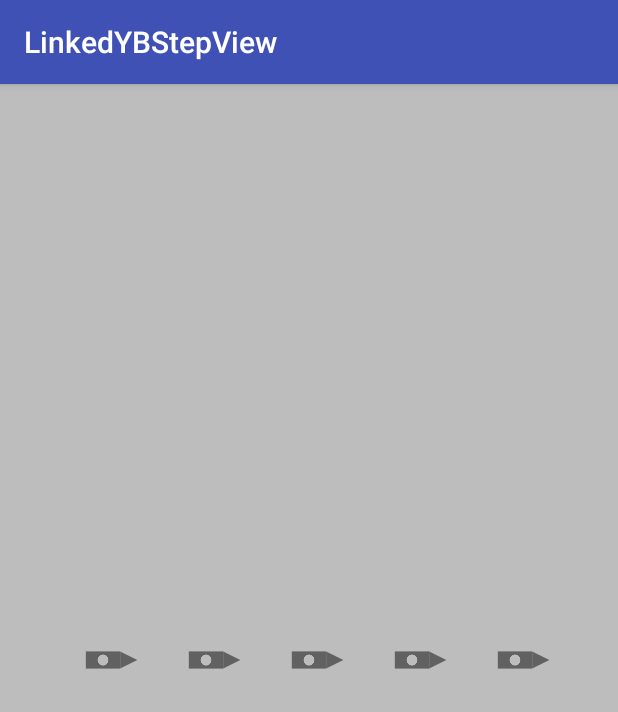
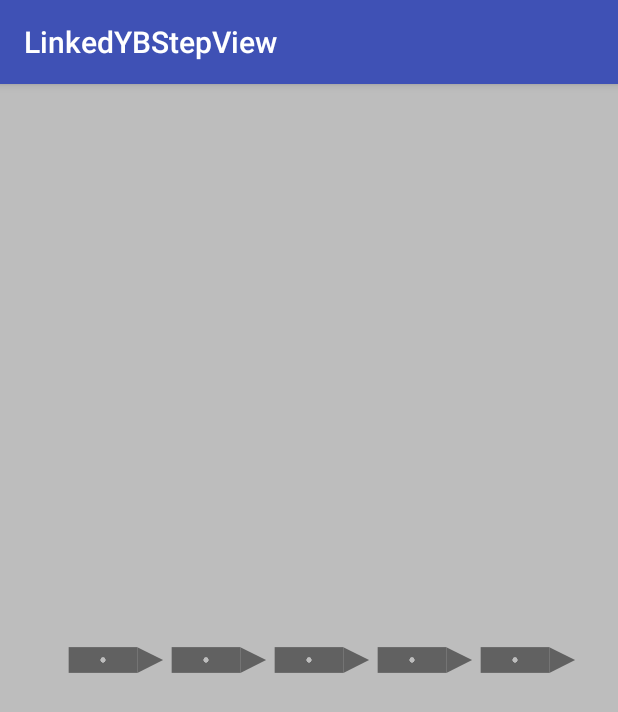
Before and after one commit to Anwesh43/LinkedYBStepView, an Android app: the screen it shows after launch (MainActivity), on a phone screen of 412 x 824 dp. Shown: the top 712 px of the screen. Run offline under Robolectric (Android 15) with nearby library versions, the phone set to English and light mode, and no system bars.

Commit message:
adding fixes

```diff
--- a/ybstepview/src/main/java/com/anwesh/uiprojects/ybstepview/YBStepView.kt
+++ b/ybstepview/src/main/java/com/anwesh/uiprojects/ybstepview/YBStepView.kt
@@ -17,10 +17,10 @@ import android.util.Log
 
 val nodes : Int = 5
 val lines : Int = 4
-val STROKE_FACTOR : Int = 60
+val STROKE_FACTOR : Int = 130
 val color : Int = Color.parseColor("#616161")
 val BACK_COLOR : Int = Color.parseColor("#BDBDBD")
-val SIZE_FACTOR : Int = 3
+val SIZE_FACTOR : Float = 2.5f
 val scDiv : Double = 0.51
 val scGap : Float = 0.05f
 
@@ -41,18 +41,21 @@ fun Canvas.drawYBSNode(i : Int, scale : Float, paint : Paint) {
     val size : Float = gap / SIZE_FACTOR
     val sc1 : Float = scale.divideScale(0, 2)
     val sc2 : Float = scale.divideScale(1, 2)
+    val k1 : Float = 1.2f
+    val k2 : Float = 3.2f
     paint.strokeWidth = Math.min(w, h) / STROKE_FACTOR
     paint.strokeCap = Paint.Cap.ROUND
     save()
     translate(gap * (i + 1), h/2)
     paint.color = color
-    drawRect(RectF(-size / 2, -size / 4, size / 2, size / 4), paint)
+    drawRect(RectF(-size / k1, -size / k2, size / k1, size / k2), paint)
     save()
-    translate(size/2 + size/4, 0f)
+    translate(size/k1 + size/k2, 0f)
+    rotate(180f * sc2)
     val path : Path = Path()
-    path.moveTo(-size/4, -size/4)
-    path.lineTo(-size/4, size/4)
-    path.lineTo(size/4, 0f)
+    path.moveTo(-size/k2, -size/k2)
+    path.lineTo(-size/k2, size/k2)
+    path.lineTo(size/k2, 0f)
     drawPath(path, paint)
     restore()
     paint.color = BACK_COLOR
```
